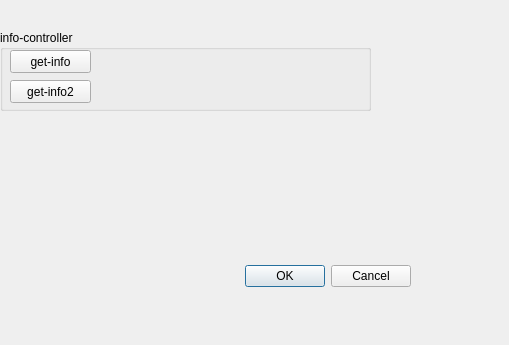
First picture: the form in CommandCenter/MainApp/hsftestdialog.ui, repository LDevin/CommandCenter, before the edit.
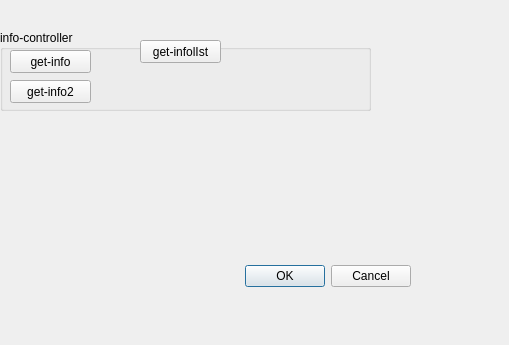
Second picture: the form after the edit.

What changed in the file:
```diff
--- a/CommandCenter/MainApp/hsftestdialog.ui
+++ b/CommandCenter/MainApp/hsftestdialog.ui
@@ -67,6 +67,19 @@
      <string>get-info2</string>
     </property>
    </widget>
+   <widget class="QPushButton" name="infoList">
+    <property name="geometry">
+     <rect>
+      <x>140</x>
+      <y>10</y>
+      <width>81</width>
+      <height>23</height>
+     </rect>
+    </property>
+    <property name="text">
+     <string>get-infolIst</string>
+    </property>
+   </widget>
   </widget>
  </widget>
  <resources/>
```
